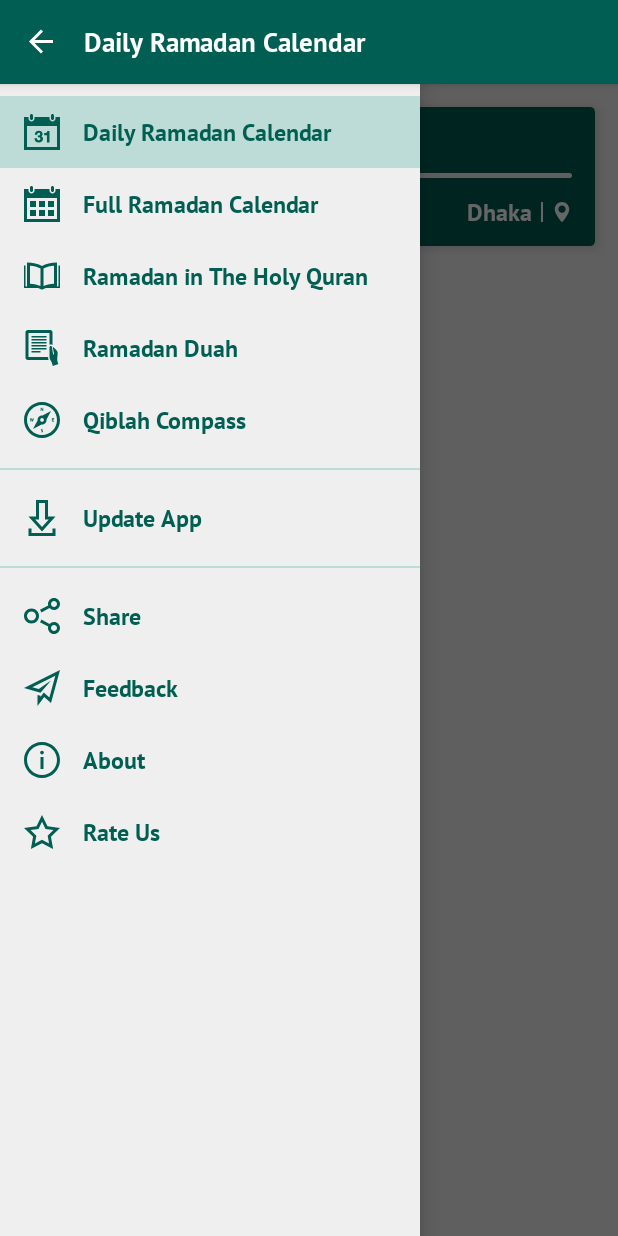
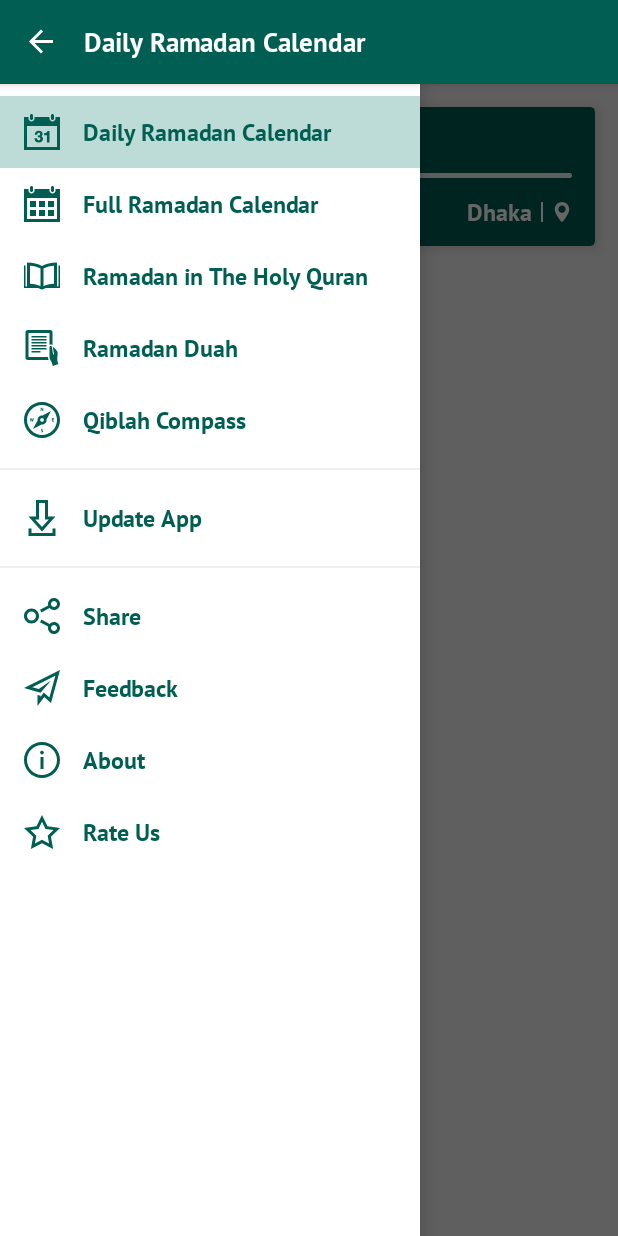
Before and after one commit to KhalidSaifullahFuad/RamadanCalendar, an Android app: the screen it shows after launch (RamadanActivity), with the side drawer open, on a phone screen of 412 x 824 dp. Run offline under Robolectric (Android 15) with nearby library versions, the phone set to English and light mode, and no system bars; libraries missing offline, so code that uses them is left out: ca.rmen.sunrisesunset; 7 statements that could not run were skipped.

Commit message:
✅ Updated colors and styles

```diff
--- a/app/src/main/res/layout/activity_ramadan.xml
+++ b/app/src/main/res/layout/activity_ramadan.xml
@@ -56,7 +56,7 @@
             android:layout_width="wrap_content"
             android:layout_height="match_parent"
             android:layout_gravity="start"
-            android:background="@color/colorBackground"
+            android:background="@color/card_background_color"
             android:fitsSystemWindows="true"
             android:theme="@style/NavigationView"
             app:itemBackground="@drawable/drawer_selected_item"
--- a/app/src/main/res/values-night/colors.xml
+++ b/app/src/main/res/values-night/colors.xml
@@ -1,12 +1,23 @@
 <?xml version="1.0" encoding="utf-8"?>
 <resources>
-    <color name="colorPrimary">#0A5F52</color>
-    <color name="colorPrimaryDark">#042C25</color>
-    <color name="colorAccent">#0A5F52</color>
+<!--    <color name="colorPrimary">#0A5F52</color>-->
+<!--    <color name="colorPrimaryDark">#042C25</color>-->
+<!--    <color name="colorAccent">#0A5F52</color>-->
 
-    <color name="colorBackground">#202125</color>
-    <color name="colorSelected">#098A74</color>
+<!--    <color name="colorBackground">#202125</color>-->
+<!--    <color name="colorSelected">#098A74</color>-->
 
-    <color name="text_color">@android:color/white</color>
-    <color name="card_background_color">#303135</color>
+<!--    <color name="text_color">@android:color/white</color>-->
+<!--    <color name="card_background_color">#303135</color>-->
+    <color name="colorPrimary">#005E52</color>
+    <color name="colorPrimaryDark">#004138</color>
+    <color name="colorAccent">#005E52</color>
+
+    <color name="colorBackground">#EFEFEF</color>
+    <color name="colorDivider">@color/colorBackground</color>
+    <color name="colorSelected">#BDDCD7</color>
+
+    <color name="text_color">@android:color/black</color>
+    <color name="text_inverse_color">@android:color/white</color>
+    <color name="card_background_color">@android:color/white</color>
 </resources>
--- a/app/src/main/res/values/colors.xml
+++ b/app/src/main/res/values/colors.xml
@@ -6,10 +6,11 @@
 <!--    <color name="colorBackground">#F4EEFD</color>-->
 
     <color name="colorPrimary">#005E52</color>
-    <color name="colorPrimaryDark">#01554A</color>
+    <color name="colorPrimaryDark">#004138</color>
     <color name="colorAccent">#005E52</color>
 
     <color name="colorBackground">#EFEFEF</color>
+    <color name="colorDivider">@color/colorBackground</color>
     <color name="colorSelected">#BDDCD7</color>
 
     <color name="text_color">@android:color/black</color>
--- a/app/src/main/res/values/styles.xml
+++ b/app/src/main/res/values/styles.xml
@@ -36,7 +36,7 @@
 
     <style name="NavigationView" >
         <item name="fontFamily">@font/pt_sans_bold</item>
-        <item name="android:listDivider">@color/colorSelected</item>
+        <item name="android:listDivider">@color/colorDivider</item>
         <item name="android:textColorSecondary">@color/colorSelected</item>
         <item name="android:textSize">@dimen/size_16</item>
     </style>
@@ -62,7 +62,7 @@
         <item name="android:layout_width">match_parent</item>
         <item name="android:layout_height">wrap_content</item>
         <item name="android:fontFamily">@font/sutonny_mj</item>
-        <item name="android:textColor">@android:color/black</item>
+        <item name="android:textColor">@color/text_color</item>
         <item name="android:textSize">@dimen/size_20</item>
         <item name="android:lineSpacingExtra">5dp</item>
     </style>
```
